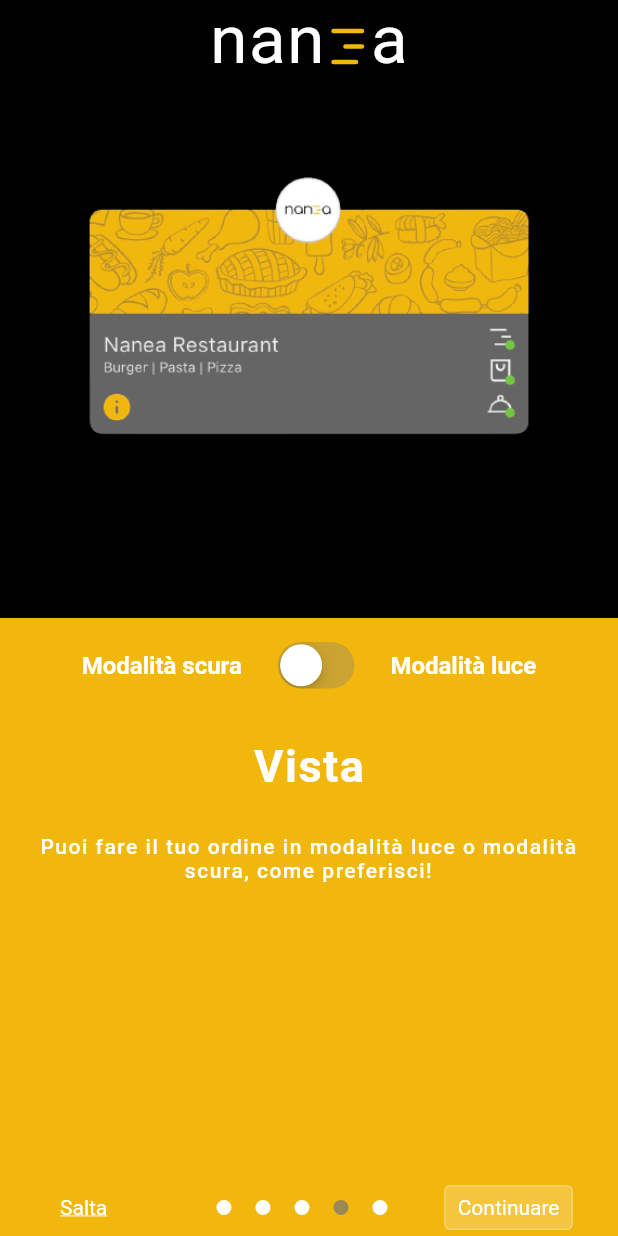
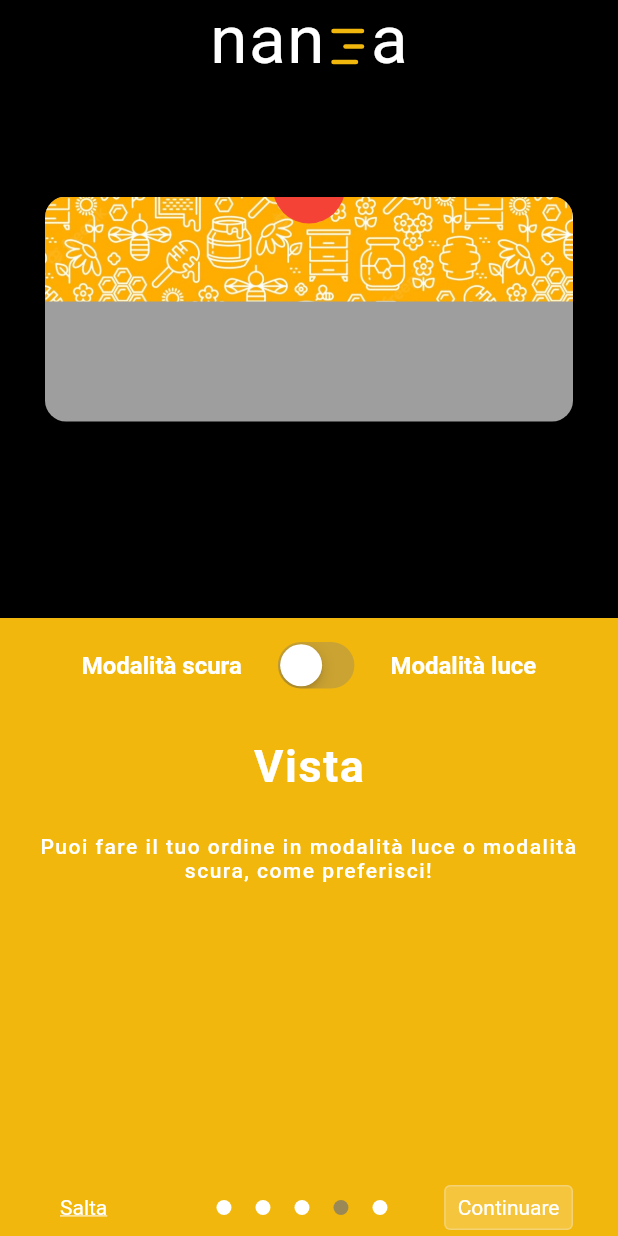
Before and after one commit to ilCatta/nanea_demo, a Flutter app: the screen it shows after launch, swiped to page 4, on a phone screen of 412 x 824 dp. Run offline on Flutter 3.47's test engine with Material 2 defaults, Android fonts, the phone set to English and light mode, and no system bars; drawn by our look-alikes of auto_size_text, smooth_page_indicator; our stand-ins replace adaptive_theme, go_router.

Commit message:
Altro up

```diff
--- a/lib/pages/splash/splash_page_toggle_color.dart
+++ b/lib/pages/splash/splash_page_toggle_color.dart
@@ -39,11 +39,7 @@
               height: (MediaQuery.of(context).size.height) / 2,
               color: context.isLight ? Colors.white : Colors.black,
               child: Center(
-                child: Image.asset(
-                  context.isLight ? "assets/images/card-1.png" : "assets/images/card-2.png",
-                  height: 320,
-                  width: 320,
-                ),
+                child: _cardExample(),
               ),
             ),
             _toggleThemeColor(),
@@ -54,6 +50,46 @@
       ),
     );
   }
+
+  Widget _cardExample() => Stack(
+        children: [
+          Container(
+            margin: EdgeInsets.fromLTRB(30, 0, 30, 0),
+            width: double.infinity,
+            height: 150,
+            decoration: BoxDecoration(
+              borderRadius: BorderRadius.circular(14),
+              color: Colors.grey,
+            ),
+            child: Column(
+              children: [
+                ClipRRect(
+                  borderRadius: BorderRadius.only(
+                    topLeft: Radius.circular(14),
+                    topRight: Radius.circular(14),
+                  ),
+                  child: Image.asset(
+                    "assets/images/bg-card.png",
+                    height: 70,
+                    width: double.infinity,
+                    fit: BoxFit.cover,
+                  ),
+                ),
+              ],
+            ),
+          ),
+          Positioned.fill(
+            top: -30,
+            child: Align(
+              alignment: Alignment.topCenter,
+              child: CircleAvatar(
+                backgroundColor: Colors.red,
+                radius: 24,
+              ),
+            ),
+          ),
+        ],
+      );
 
   Widget _toggleThemeColor() => Padding(
         padding: EdgeInsets.fromLTRB(0, 12, 0, 0),
```
